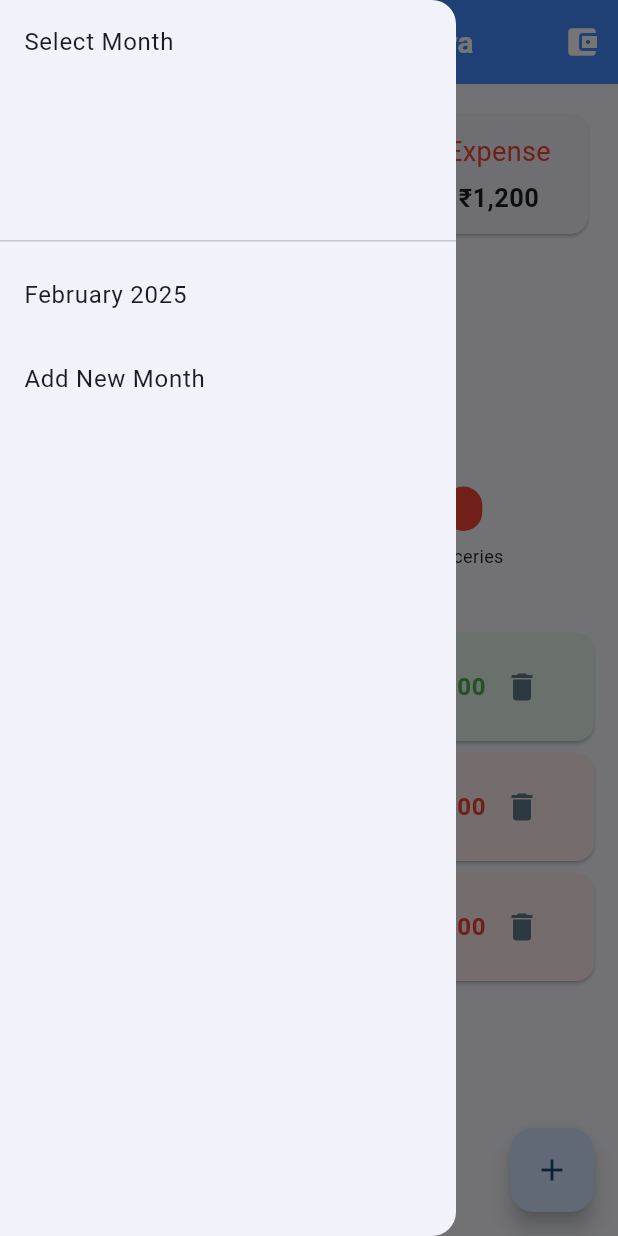
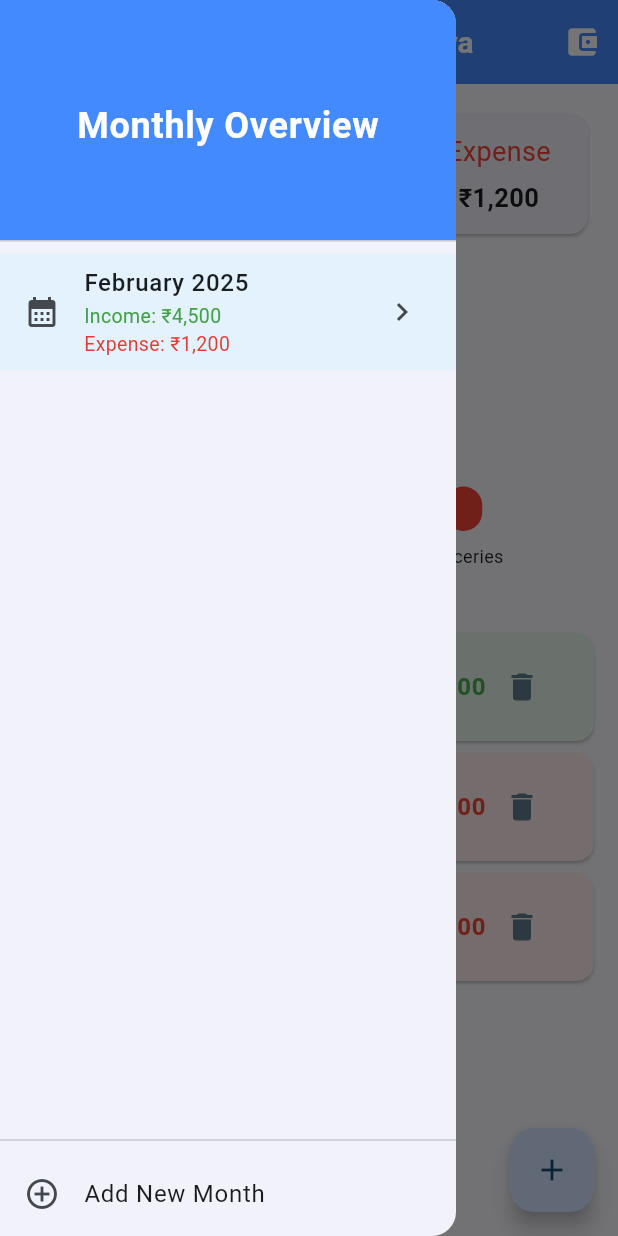
Before and after one commit to Alefiya-Rajgarh/Expense-Tracker-app, a Flutter app: the screen it shows after launch, with the side drawer open, on a phone screen of 412 x 824 dp. Run offline on Flutter 3.47's test engine with Material 3 defaults, Android fonts, the phone set to English and light mode, and no system bars; drawn by our look-alikes of fl_chart.

Commit message:
version 2

```diff
--- a/lib/main.dart
+++ b/lib/main.dart
@@ -316,6 +316,22 @@ class _FinanceHomePageState extends State<FinanceHomePage> {
     );
   }
 
+  // Add this method to get monthly totals
+  Map<String, double> _getMonthlyTotals(String month) {
+    double income = 0;
+    double expense = 0;
+
+    _monthlyTransactions[month]?.forEach((transaction) {
+      if (transaction.isExpense) {
+        expense += transaction.amount;
+      } else {
+        income += transaction.amount;
+      }
+    });
+
+    return {'income': income, 'expense': expense};
+  }
+
   @override
   Widget build(BuildContext context) {
     return Scaffold(
@@ -344,29 +360,72 @@ class _FinanceHomePageState extends State<FinanceHomePage> {
         ],
       ),
       drawer: Drawer(
-        child: ListView(
+        child: Column(
           children: [
-            DrawerHeader(
-              child: Text('Select Month'),
+            const DrawerHeader(
+              decoration: BoxDecoration(
+                color: Colors.blueAccent,
+              ),
+              child: Center(
+                child: Text(
+                  'Monthly Overview',
+                  style: TextStyle(
+                      color: Colors.white,
+                      fontSize: 24,
+                      fontWeight: FontWeight.bold),
+                ),
+              ),
             ),
-            ..._monthlyTransactions.keys.map((month) {
-              return ListTile(
-                title: Text(month),
-                onTap: () {
-                  setState(() {
-                    _currentMonth = month;
-                  });
-                  Navigator.pop(context);
+            Expanded(
+              child: ListView.separated(
+                itemCount: _monthlyTransactions.keys.length,
+                separatorBuilder: (context, index) => const Divider(height: 1),
+                itemBuilder: (context, index) {
+                  final month = _monthlyTransactions.keys.elementAt(index);
+                  final totals = _getMonthlyTotals(month);
+
+                  return ListTile(
+                    tileColor:
+                        month == _currentMonth ? Colors.blue.shade50 : null,
+                    leading: const Icon(Icons.calendar_month),
+                    title: Text(
+                      month,
+                      style: const TextStyle(fontWeight: FontWeight.w500),
+                    ),
+                    subtitle: Column(
+                      crossAxisAlignment: CrossAxisAlignment.start,
+                      children: [
+                        Text(
+                          'Income: ${currencyFormat.format(totals['income'])}',
+                          style: TextStyle(
+                              color: Colors.green.shade600, fontSize: 13),
+                        ),
+                        Text(
+                          'Expense: ${currencyFormat.format(totals['expense'])}',
+                          style: TextStyle(
+                              color: Colors.red.shade600, fontSize: 13),
+                        ),
+                      ],
+                    ),
+                    trailing: const Icon(Icons.chevron_right),
+                    onTap: () {
+                      setState(() => _currentMonth = month);
+                      Navigator.pop(context);
+                    },
+                  );
                 },
-              );
-            }).toList(),
+              ),
+            ),
+            const Divider(),
             ListTile(
+              leading: const Icon(Icons.add_circle_outline),
               title: const Text('Add New Month'),
               onTap: () {
+                final newMonth = DateFormat('MMMM yyyy')
+                    .format(DateTime.now().add(const Duration(days: 30)));
                 setState(() {
-                  _currentMonth = DateFormat('MMMM yyyy')
-                      .format(DateTime.now().add(Duration(days: 30)));
-                  _monthlyTransactions[_currentMonth] = [];
+                  _currentMonth = newMonth;
+                  _monthlyTransactions[newMonth] = [];
                 });
                 Navigator.pop(context);
               },
@@ -555,8 +614,7 @@ class _FinanceHomePageState extends State<FinanceHomePage> {
                     style: TextStyle(color: color, fontWeight: FontWeight.bold),
                   ),
                   subtitle: Text(
-                    DateFormat('dd MMM yy • hh:mm a')
-                        .format(transaction.date),
+                    DateFormat('dd MMM yy • hh:mm a').format(transaction.date),
                     style: TextStyle(
                       color: color.withOpacity(0.7),
                       fontSize: 13,
```
